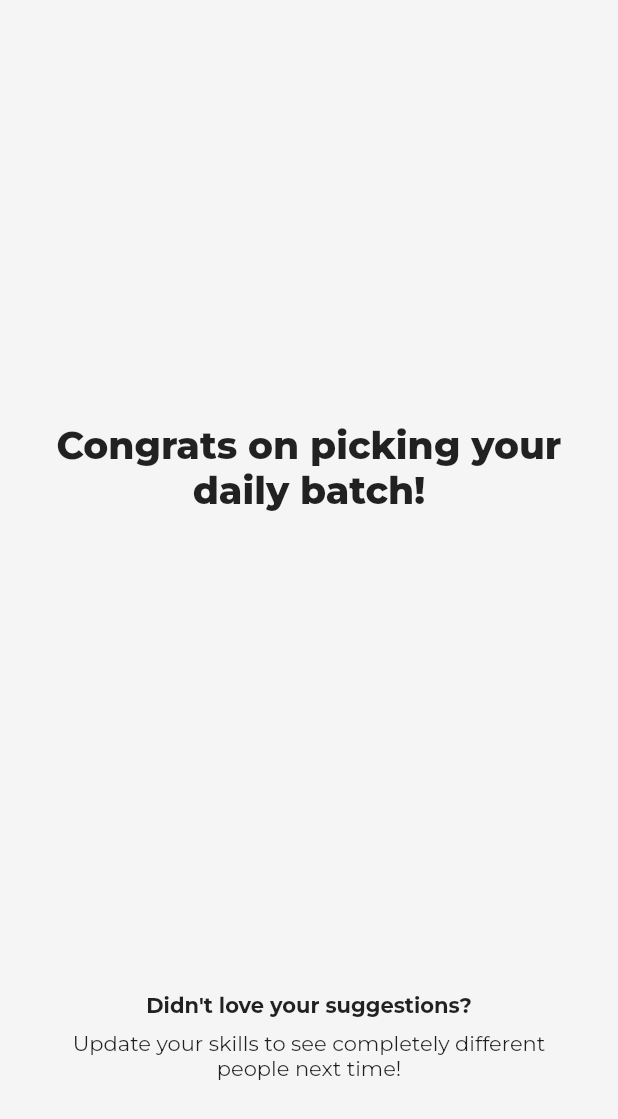
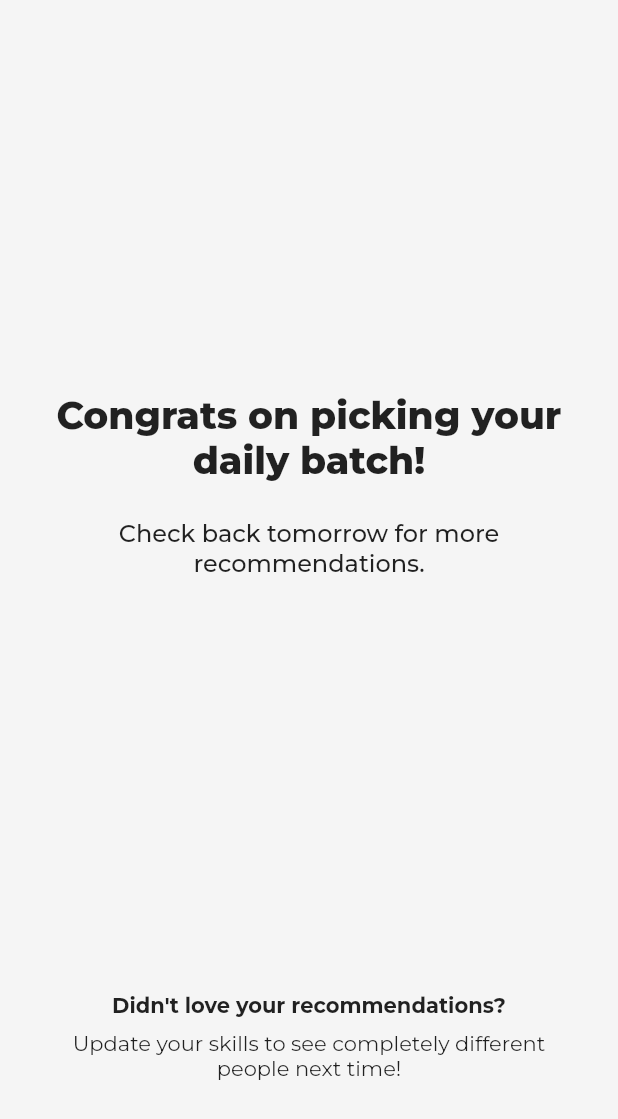
Before and after one commit to donchen225/canteen_frontend-1, a Flutter app: the RecommendedEmptyScreen widget shown alone on an empty page, opened directly, on a phone screen of 412 x 824 dp. Shown: the top 1119 px of the screen. Run offline on Flutter 3.47's test engine with Material 2 defaults, Android fonts, the phone set to English and light mode, and no system bars; our stand-ins replace bloc, cached_network_image, cloud_firestore, cloud_functions, equatable, firebase_analytics and 8 more; missing offline and left inert: algolia; accounts and stored records are empty.

Commit message:
update recommendations to show correct state

```diff
--- a/lib/screens/recommended/recommended_empty_screen.dart
+++ b/lib/screens/recommended/recommended_empty_screen.dart
@@ -15,12 +15,25 @@ class RecommendedEmptyScreen extends StatelessWidget {
                   left: SizeConfig.instance.blockSizeHorizontal * 9,
                   right: SizeConfig.instance.blockSizeHorizontal * 9,
                   top: SizeConfig.instance.blockSizeVertical * 9),
-              child: Center(
-                child: Text(
-                  'Congrats on picking your daily batch!',
-                  style: TextStyle(fontSize: 25, fontWeight: FontWeight.w800),
-                  textAlign: TextAlign.center,
-                ),
+              child: Column(
+                mainAxisAlignment: MainAxisAlignment.center,
+                children: <Widget>[
+                  Padding(
+                    padding: EdgeInsets.symmetric(
+                        vertical: SizeConfig.instance.blockSizeVertical * 3),
+                    child: Text(
+                      'Congrats on picking your daily batch!',
+                      style:
+                          TextStyle(fontSize: 25, fontWeight: FontWeight.w800),
+                      textAlign: TextAlign.center,
+                    ),
+                  ),
+                  Text(
+                    'Check back tomorrow for more recommendations.',
+                    style: TextStyle(fontSize: 16, fontWeight: FontWeight.w500),
+                    textAlign: TextAlign.center,
+                  ),
+                ],
               ),
             ),
           ),
@@ -36,7 +49,7 @@ class RecommendedEmptyScreen extends StatelessWidget {
                       padding: EdgeInsets.symmetric(
                           vertical: SizeConfig.instance.blockSizeVertical),
                       child: Text(
-                        "Didn't love your suggestions?",
+                        "Didn't love your recommendations?",
                         style: TextStyle(fontWeight: FontWeight.w700),
                       ),
                     ),
--- a/lib/utils/cloud_functions.dart
+++ b/lib/utils/cloud_functions.dart
@@ -8,4 +8,8 @@ class CloudFunctionManager {
   static final HttpsCallable getRecommendations = CloudFunctions.instance
       .getHttpsCallable(functionName: 'getRecommendations')
         ..timeout = Duration(seconds: 30);
+
+  static final HttpsCallable declineRecommendation = CloudFunctions.instance
+      .getHttpsCallable(functionName: 'declineRecommendation')
+        ..timeout = Duration(seconds: 30);
 }
```
Also changed, not shown: lib/models/recommendation/recommendation_repository.dart (+11 -0 lines), lib/screens/recommended/bloc/recommended_bloc.dart (+9 -4 lines), 1 other file.
